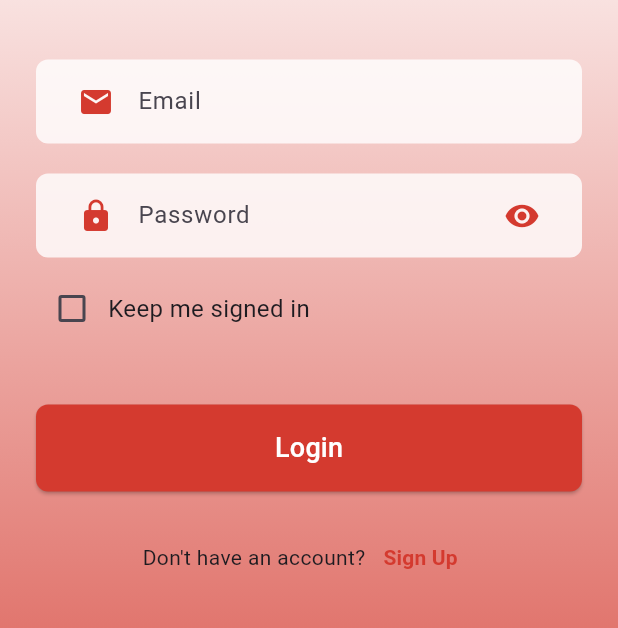
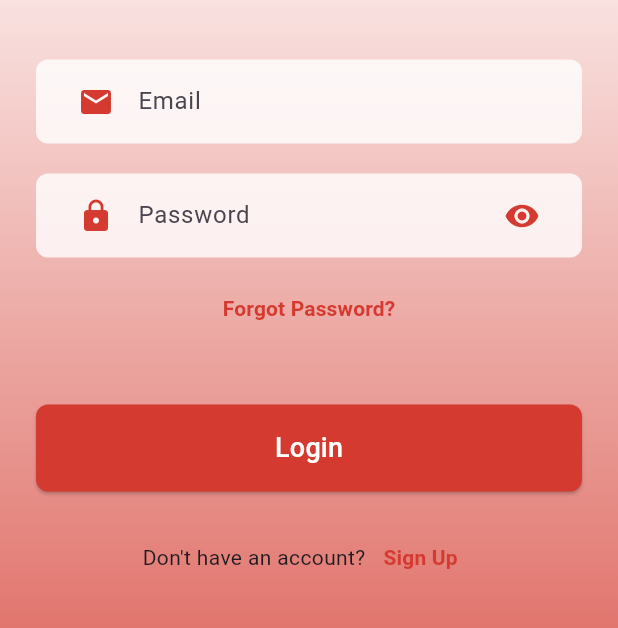
Before and after one commit to sa3eed24/hedeya, a Flutter app: the screen it shows after launch, on a phone screen of 412 x 824 dp, the part 257-885 px from its top. Run offline on Flutter 3.47's test engine with Material 3 defaults, Android fonts, the phone set to English and light mode, and no system bars; our stand-ins replace cloud_firestore, firebase_auth, firebase_core, image_picker, lottie; missing offline and left inert: barcode_scan2; accounts and stored records are empty.

Commit message:
mn elsa3eed llkarim alfr3on gahz ll27tfal

```diff
--- a/lib/screens/login_page.dart
+++ b/lib/screens/login_page.dart
@@ -17,7 +17,6 @@ class _LoginPageState extends State<LoginPage> {
   bool _isLoading = false;
   String? _errorMessage;
   bool _obscurePassword = true;
-  bool _rememberMe = false;
 
   @override
   void initState() {
@@ -29,20 +28,26 @@ class _LoginPageState extends State<LoginPage> {
   Future<void> _initializeFirebase() async {
     try {
       await Firebase.initializeApp();
-      _checkCurrentUser();
+
+      // Check auth state
+      FirebaseAuth.instance.authStateChanges().listen((User? user) async {
+        if (user != null) {
+          // Verify user exists in Firestore before navigating
+          final userDoc = await FirebaseFirestore.instance
+              .collection('users')
+              .doc(user.uid)
+              .get();
+
+          if (userDoc.exists && mounted) {
+            Navigator.pushReplacementNamed(context, '/home');
+          }
+        }
+      });
     } catch (e) {
       if (mounted) {
         setState(() => _errorMessage = 'Failed to initialize app');
       }
       debugPrint('Firebase init error: $e');
-    }
-  }
-
-  // Check if the user is already signed in
-  Future<void> _checkCurrentUser() async {
-    User? user = FirebaseAuth.instance.currentUser;
-    if (user != null) {
-      Navigator.pushReplacementNamed(context, '/home');
     }
   }
 
@@ -61,23 +66,23 @@ class _LoginPageState extends State<LoginPage> {
       );
 
       if (userCredential.user != null) {
-        // If "Keep me signed in" is checked, the session is automatically persisted
-        if (_rememberMe) {
-          await FirebaseAuth.instance.setPersistence(Persistence.LOCAL); // Firebase persistence will keep the user signed in
-        } else {
-          await FirebaseAuth.instance.setPersistence(Persistence.SESSION); // Firebase session-based persistence
-        }
-
         // Check if the user exists in Firestore
-        final userDoc = await FirebaseFirestore.instance.collection('users').doc(userCredential.user!.uid).get();
+        final userDoc = await FirebaseFirestore.instance
+            .collection('users')
+            .doc(userCredential.user!.uid)
+            .get();
 
         if (userDoc.exists) {
-          Navigator.pushReplacementNamed(context, '/home');
+          if (mounted) {
+            Navigator.pushReplacementNamed(context, '/home');
+          }
         } else {
+          // User doesn't exist in Firestore - sign them out
+          await FirebaseAuth.instance.signOut();
           if (mounted) {
             setState(() {
               _isLoading = false;
-              _errorMessage = 'User does not exist in Firestore';
+              _errorMessage = 'User account not properly set up';
             });
           }
         }
@@ -109,6 +114,7 @@ class _LoginPageState extends State<LoginPage> {
           _errorMessage = errorMessage;
         });
       }
+      debugPrint('FirebaseAuthException: $e');
     } catch (e) {
       if (mounted) {
         setState(() {
@@ -117,6 +123,21 @@ class _LoginPageState extends State<LoginPage> {
         });
       }
       debugPrint('Login error: $e');
+    }
+  }
+
+  Future<void> _resetPassword() async {
+    if (_emailController.text.isEmpty) {
+      setState(() => _errorMessage = 'Please enter your email to reset password');
+      return;
+    }
+
+    try {
+      await FirebaseAuth.instance.sendPasswordResetEmail(email: _emailController.text.trim());
+      setState(() => _errorMessage = 'Password reset email sent. Please check your inbox.');
+    } catch (e) {
+      setState(() => _errorMessage = 'Failed to send password reset email. Please try again.');
+      debugPrint('Password reset error: $e');
     }
   }
 
@@ -226,18 +247,15 @@ class _LoginPageState extends State<LoginPage> {
                   ),
                 ),
                 const SizedBox(height: 10),
-                Row(
-                  children: [
-                    Checkbox(
-                      value: _rememberMe,
-                      onChanged: (value) => setState(() => _rememberMe = value!),
-                      activeColor: const Color(0xFFD43A2F),
+                TextButton(
+                  onPressed: _resetPassword,
+                  child: const Text(
+                    'Forgot Password?',
+                    style: TextStyle(
+                      color: Color(0xFFD43A2F),
+                      fontWeight: FontWeight.bold,
                     ),
-                    const Text(
-                      'Keep me signed in',
-                      style: TextStyle(fontSize: 16),
-                    ),
-                  ],
+                  ),
                 ),
                 const SizedBox(height: 20),
                 if (_errorMessage != null)
```
